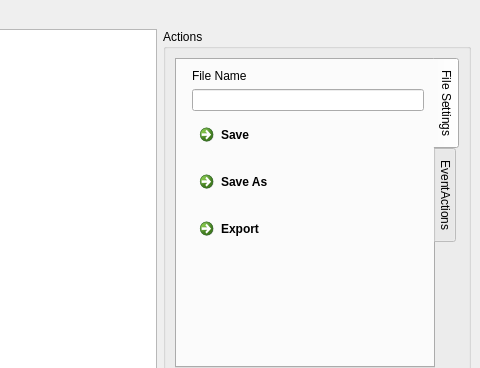
Above: MalMaker for Windows 2023/ui/writeScript.ui from M1dnight-ofcl/MalMaker-for-Windows-2023 before the change; both pictures show x 160 to 640 and y 0 to 368 of the 640 by 480 pixel window. Below: the same form after it.
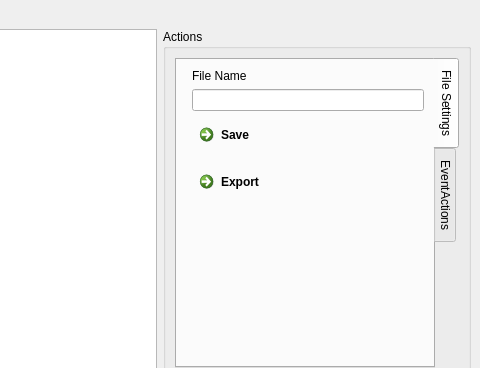
That is the form after the change. The open tabs and pages were chosen to show the change. Icons and pictures are not drawn.

Patch:
```diff
--- a/MalMaker for Windows 2023/ui/writeScript.ui
+++ b/MalMaker for Windows 2023/ui/writeScript.ui
@@ -85,17 +85,6 @@
             </widget>
            </item>
            <item row="3" column="1">
-            <widget class="QCommandLinkButton" name="saveAs">
-             <property name="text">
-              <string>Save As</string>
-             </property>
-             <property name="icon">
-              <iconset>
-               <normaloff>../assets/icons/malico_folderSave.ico</normaloff>../assets/icons/malico_folderSave.ico</iconset>
-             </property>
-            </widget>
-           </item>
-           <item row="4" column="1">
             <widget class="QCommandLinkButton" name="export_2">
              <property name="text">
               <string>Export</string>
```
Left out of the diff: 2 changed lines with no effect on the pictures.
